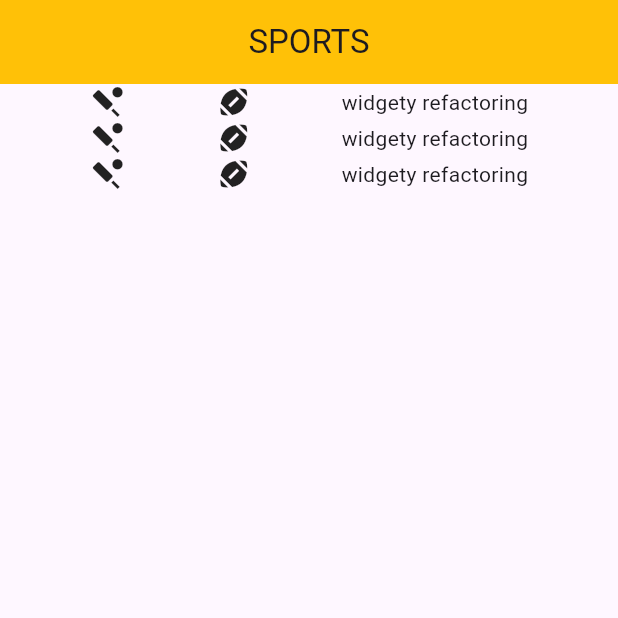
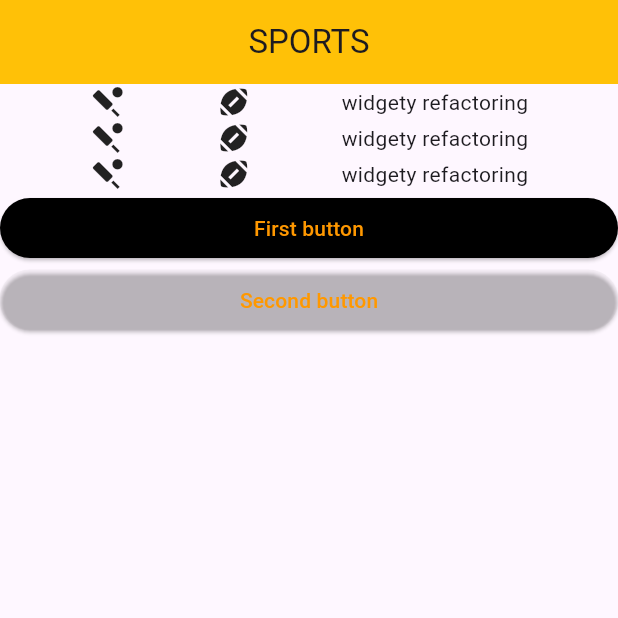
Before and after one commit to jefinbasheer/widget-refactoring, a Flutter app: the screen it shows after launch, on a phone screen of 412 x 824 dp, the top half of it. Run offline on Flutter 3.47's test engine with Material 3 defaults, Android fonts, the light colour scheme and no system bars.

Commit message:
refcaactoring of dynamic widgtes liek elevatted button properties using function method

```diff
--- a/lib/factory.dart
+++ b/lib/factory.dart
@@ -2,12 +2,26 @@ import 'package:flutter/material.dart';
 
 class Factory extends StatelessWidget {
   const Factory({super.key});
+  Widget sportsbutton({
+    Color? buttoncolor,
+    String? buttonname,
+    void Function()? buttonaction,
+  }) {
+    return ElevatedButton(
+      onPressed: buttonaction,
+      child: Text(
+        buttonname!,
+        style: const TextStyle(color: Colors.orange),
+      ),
+      style: ElevatedButton.styleFrom(backgroundColor: buttoncolor),
+    );
+  }
 
   @override
   Widget build(BuildContext context) {
-    Widget cricket = Icon(Icons.sports_cricket);
-    Widget football = Icon(Icons.sports_football);
-    Widget name = Text('widgety refactoring');
+    Widget cricket = const Icon(Icons.sports_cricket);
+    Widget football = const Icon(Icons.sports_football);
+    Widget name = const Text('widgety refactoring');
     Widget sportsrow = Row(
       mainAxisAlignment: MainAxisAlignment.spaceEvenly,
       children: [
@@ -18,7 +32,7 @@ class Factory extends StatelessWidget {
     );
     return Scaffold(
       appBar: AppBar(
-        title: Text('SPORTS'),
+        title: const Text('SPORTS'),
         centerTitle: true,
         backgroundColor: Colors.amber,
       ),
@@ -27,6 +41,21 @@ class Factory extends StatelessWidget {
           sportsrow,
           sportsrow,
           sportsrow,
+          sportsbutton(
+            buttoncolor: Colors.black,
+            buttonname: "First button",
+            buttonaction: () {
+              // ignore: avoid_print
+              print("first one is clicked");
+            },
+          ),
+          sportsbutton(
+            buttoncolor: Colors.transparent,
+            buttonname: 'Second button',
+            buttonaction: () {
+              print('second button is clicked');
+            },
+          ),
         ],
       ),
     );
```
